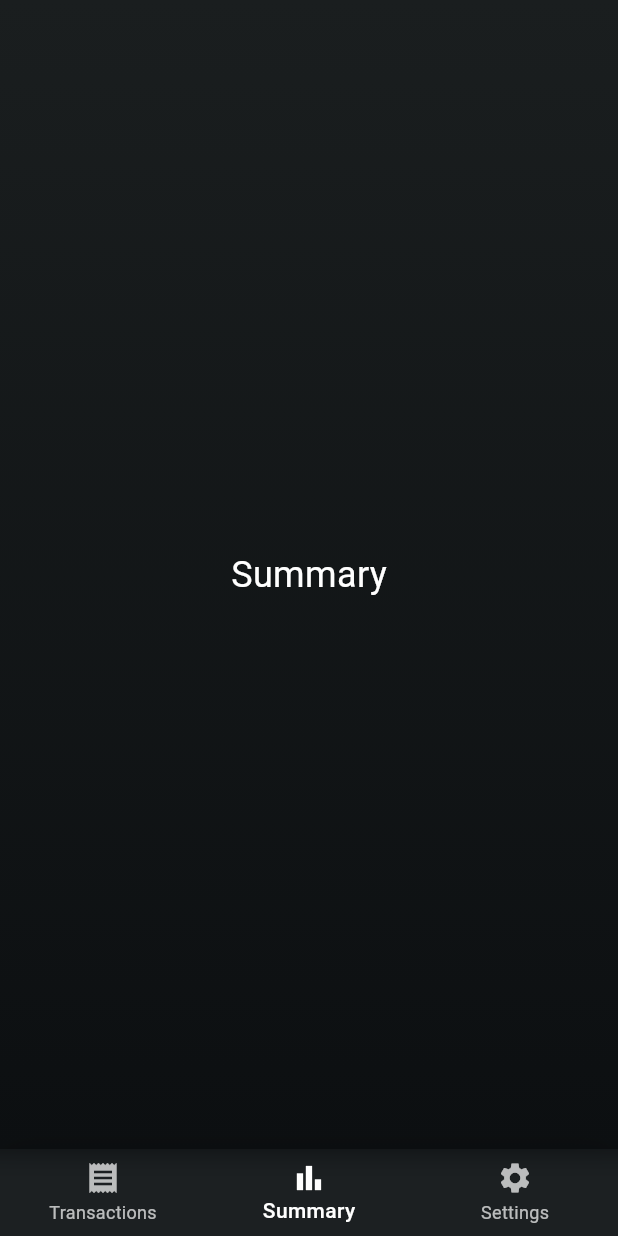
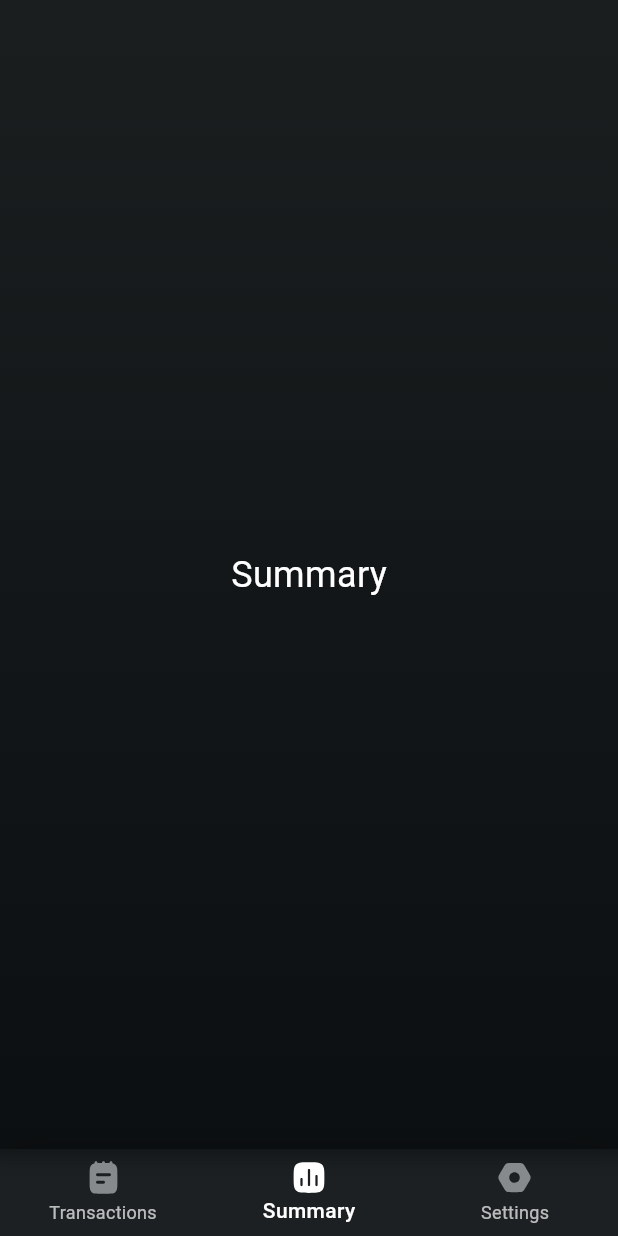
Before and after one commit to mahmoudgalal1989/expense_app, a Flutter app: the screen it shows after launch, item 2 of the bottom bar chosen, on a phone screen of 412 x 824 dp. Run offline on Flutter 3.47's test engine with Material 3 defaults, Android fonts, the phone set to English and light mode, and no system bars; our stand-ins replace flutter_svg; generated files the repository leaves out were written again; project files that could hold a hidden picture were left out.

Commit message:
feat: update bottom navigation with SVG icons and active/inactive states
- Replace material icons with SVG icons for Transactions, Summary, and Settings
- Implement active/inactive states for navigation icons
- Add new SVG assets for active and inactive states

```diff
--- a/lib/main.dart
+++ b/lib/main.dart
@@ -101,15 +101,27 @@ class _MainPageState extends State<MainPage> {
               selectedLabelStyle: const TextStyle(fontWeight: FontWeight.w500),
               items: [
                 BottomNavigationBarItem(
-                  icon: const Icon(Icons.receipt),
+                  icon: SvgPicture.asset(
+                    _selectedIndex == 0
+                        ? 'assets/svg/Transactions_active.svg'
+                        : 'assets/svg/Transactions_inactive.svg',
+                  ),
                   label: AppLocalizations.of(context)!.transactions,
                 ),
                 BottomNavigationBarItem(
-                  icon: const Icon(Icons.bar_chart),
+                  icon: SvgPicture.asset(
+                    _selectedIndex == 1
+                        ? 'assets/svg/Summary_active.svg'
+                        : 'assets/svg/Summary_inactive.svg',
+                  ),
                   label: AppLocalizations.of(context)!.summary,
                 ),
                 BottomNavigationBarItem(
-                  icon: const Icon(Icons.settings),
+                  icon: SvgPicture.asset(
+                    _selectedIndex == 2
+                        ? 'assets/svg/Settings_active.svg'
+                        : 'assets/svg/Settings_inactive.svg',
+                  ),
                   label: AppLocalizations.of(context)!.settings,
                 ),
               ],
```
Also changed, not shown: assets/svg/Progress Items Container.png (deleted), assets/svg/Settings_active.svg (added), assets/svg/Settings_inactive.svg (added), assets/svg/Summary_active.svg (added), assets/svg/Summary_inactive.svg (added), assets/svg/Transactions_active.svg (added), assets/svg/Transactions_inactive.svg (added), 1 other file.
